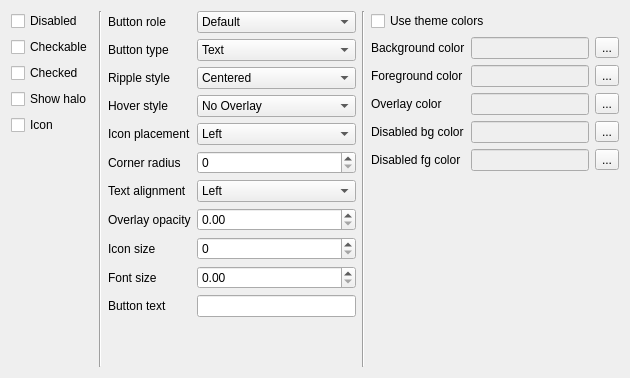
Qt form examples/flatbuttonsettingsform.ui (sebcaux/qt-material-widgets) before a commit.
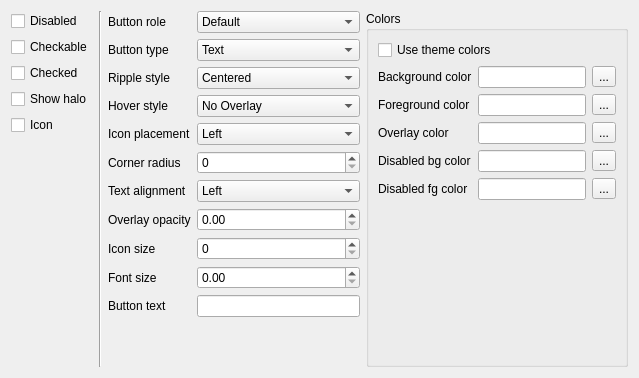
The same form after that commit.

Commit message: [examples] Reviewed layouts, added groupbox for colors

Diff of the .ui file:
```diff
--- a/examples/flatbuttonsettingsform.ui
+++ b/examples/flatbuttonsettingsform.ui
@@ -6,7 +6,7 @@
    <rect>
     <x>0</x>
     <y>0</y>
-    <width>630</width>
+    <width>639</width>
     <height>378</height>
    </rect>
   </property>
@@ -290,14 +290,11 @@
         </layout>
        </item>
        <item>
-        <widget class="Line" name="line_2">
-         <property name="orientation">
-          <enum>Qt::Vertical</enum>
+        <widget class="QGroupBox" name="groupBox">
+         <property name="title">
+          <string>Colors</string>
          </property>
-        </widget>
-       </item>
-       <item>
-        <layout class="QVBoxLayout" name="verticalLayout_4">
+         <layout class="QVBoxLayout" name="verticalLayout_5">
          <item>
           <widget class="QCheckBox" name="useThemeColorsCheckBox">
            <property name="text">
@@ -318,8 +315,8 @@
             <layout class="QHBoxLayout" name="horizontalLayout_3">
              <item>
               <widget class="QLineEdit" name="backgroundColorLineEdit">
-               <property name="enabled">
-                <bool>false</bool>
+                <property name="readOnly">
+                 <bool>true</bool>
                </property>
               </widget>
              </item>
@@ -343,8 +340,8 @@
             <layout class="QHBoxLayout" name="horizontalLayout_4">
              <item>
               <widget class="QLineEdit" name="foregroundColorLineEdit">
-               <property name="enabled">
-                <bool>false</bool>
+                <property name="readOnly">
+                 <bool>true</bool>
                </property>
               </widget>
              </item>
@@ -382,8 +379,8 @@
             <layout class="QHBoxLayout" name="horizontalLayout_5">
              <item>
               <widget class="QLineEdit" name="overlayColorLineEdit">
-               <property name="enabled">
-                <bool>false</bool>
+                <property name="readOnly">
+                 <bool>true</bool>
                </property>
               </widget>
              </item>
@@ -400,8 +397,8 @@
             <layout class="QHBoxLayout" name="horizontalLayout_6">
              <item>
               <widget class="QLineEdit" name="disabledBgColorLineEdit">
-               <property name="enabled">
-                <bool>false</bool>
+                <property name="readOnly">
+                 <bool>true</bool>
                </property>
               </widget>
              </item>
@@ -418,8 +415,8 @@
             <layout class="QHBoxLayout" name="horizontalLayout_7">
              <item>
               <widget class="QLineEdit" name="disableFgColorLineEdit">
-               <property name="enabled">
-                <bool>false</bool>
+                <property name="readOnly">
+                 <bool>true</bool>
                </property>
               </widget>
              </item>
@@ -435,6 +432,10 @@
           </layout>
          </item>
         </layout>
+        </widget>
+       </item>
+       <item>
+        <layout class="QVBoxLayout" name="verticalLayout_4"/>
        </item>
       </layout>
      </item>
```
Lines whose indentation alone changed are shown as unchanged. The commit also changes 11 other files.
